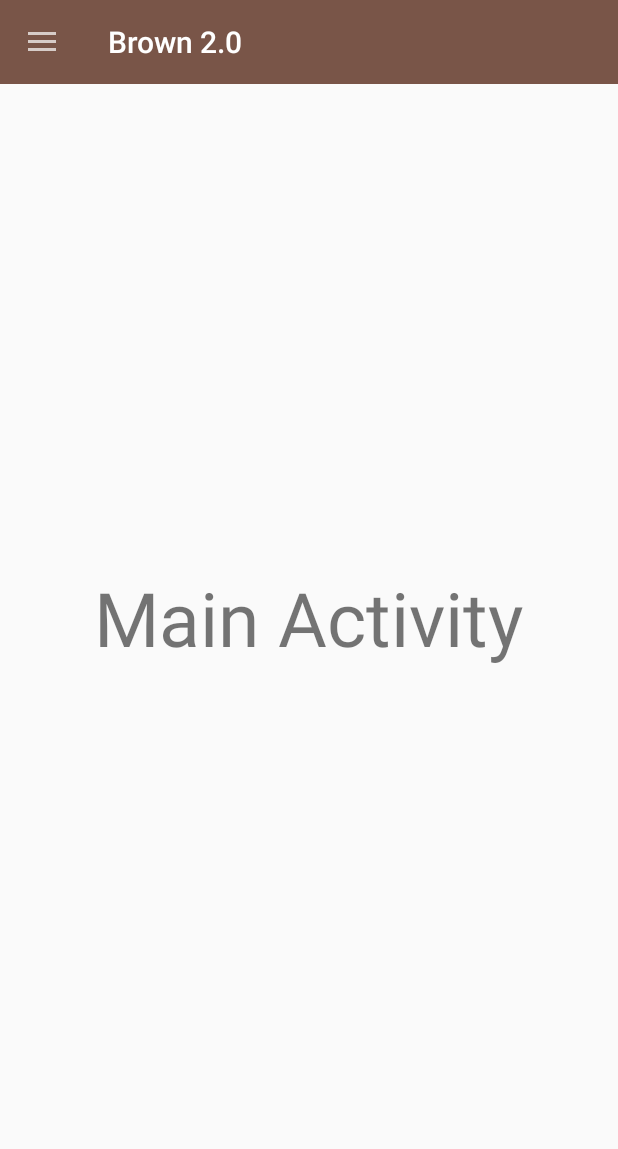
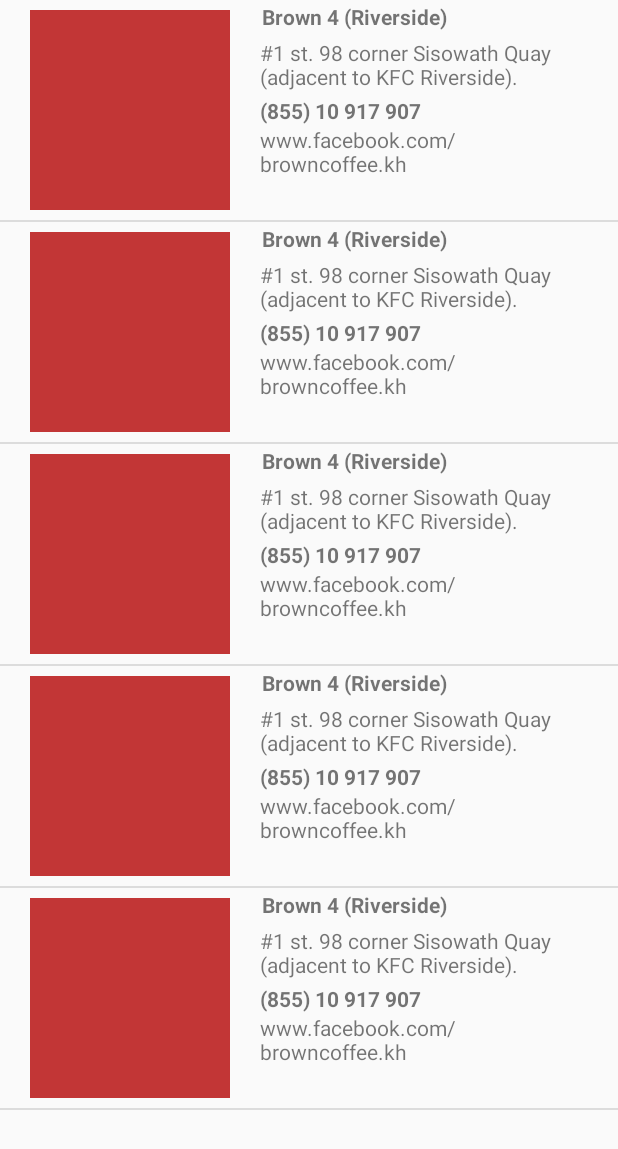
Before and after one commit to ChivoinLong/Brown, an Android app: the screen it shows after launch (MainActivity before the commit, f_store_list after it), on a phone screen of 412 x 824 dp. Shown: the top 1149 px of the screen. Run offline under Robolectric (Android 15) with nearby library versions, the phone set to English and light mode, and no system bars; our stand-ins replace Volley.

Commit message:
Completed Show StoreList.

```diff
--- a/app/build.gradle
+++ b/app/build.gradle
@@ -28,7 +28,7 @@ dependencies {
     compile 'com.android.support:design:25.3.0'
     compile 'com.android.support.constraint:constraint-layout:1.0.2'
     compile 'com.android.support:support-v4:25.3.0'
-    compile "com.android.support:recyclerview-v7:25.3.0"
+    compile 'com.android.support:recyclerview-v7:25.3.0'
     compile 'com.android.support:cardview-v7:25.3.0'
     compile 'com.mcxiaoke.volley:library:1.0.19'
     testCompile 'junit:junit:4.12'
--- a/app/src/main/AndroidManifest.xml
+++ b/app/src/main/AndroidManifest.xml
@@ -18,6 +18,9 @@
             </intent-filter>
         </activity>
         <activity android:name=".MenuActivity" />
+        <activity android:name=".StoreList.f_store_list" />
+        <activity android:name=".StoreList.f_store_list" />
+        <activity android:name=".MainShowDetailStore"></activity>
     </application>
 
 </manifest>
--- a/app/src/main/java/com/thesis/brown/brown/MainActivity.java
+++ b/app/src/main/java/com/thesis/brown/brown/MainActivity.java
@@ -11,6 +11,8 @@ import android.os.Bundle;
 import android.support.v7.widget.Toolbar;
 import android.view.MenuItem;
 import android.view.View;
+
+import com.thesis.brown.brown.StoreList.f_store_list;
 
 public class MainActivity extends AppCompatActivity implements NavigationView.OnNavigationItemSelectedListener {
 
@@ -44,6 +46,11 @@ public class MainActivity extends AppCompatActivity implements NavigationView.On
         };
         mDrawerLayout.setDrawerListener(mDrawerToggle);
         mDrawerToggle.syncState();
+
+
+        Intent i = new Intent(this, f_store_list.class);
+        startActivity(i);
+
     }
 
     @Override
--- /dev/null
+++ b/app/src/main/java/com/thesis/brown/brown/MainShowDetailStore.java
@@ -0,0 +1,29 @@
+package com.thesis.brown.brown;
+
+import android.support.v7.app.AppCompatActivity;
+import android.os.Bundle;
+import android.widget.Toast;
+
+import com.thesis.brown.brown.StoreList.ListStoreListModel;
+
+import org.json.JSONException;
+import org.json.JSONObject;
+
+public class MainShowDetailStore extends AppCompatActivity {
+
+    JSONObject data;
+
+    @Override
+    protected void onCreate(Bundle savedInstanceState) {
+        super.onCreate(savedInstanceState);
+        setContentView(R.layout.activity_main_show_detail_store);
+
+        try {
+            data = new JSONObject(getIntent().getStringExtra("data"));
+        } catch (JSONException e) {
+            e.printStackTrace();
+        }
+
+        Toast.makeText(this, String.valueOf(data), Toast.LENGTH_LONG).show();
+    }
+}
--- /dev/null
+++ b/app/src/main/java/com/thesis/brown/brown/StoreList/ListStoreListAdp.java
@@ -0,0 +1,64 @@
+package com.thesis.brown.brown.StoreList;
+
+import android.content.Context;
+import android.view.LayoutInflater;
+import android.view.View;
+import android.view.ViewGroup;
+import android.widget.ArrayAdapter;
+import android.widget.ImageView;
+import android.widget.TextView;
+
+import com.thesis.brown.brown.R;
+
+import java.util.ArrayList;
+
+/**
+ * Created by lolzzlolzz on 6/28/16.
+ */
+public class ListStoreListAdp extends ArrayAdapter<ListStoreListModel> {
+
+    Context context;
+    int resource;
+    LayoutInflater layoutInflater;
+
+    public ListStoreListAdp(Context _con, int _res, ArrayList<ListStoreListModel> listModels){
+
+        super(_con,_res,listModels);
+
+        context = _con;
+        resource = _res;
+        layoutInflater = (LayoutInflater)context.getSystemService(Context.LAYOUT_INFLATER_SERVICE);
+    }
+
+    @Override
+    public View getView(int position, View convertView, ViewGroup parent) {
+
+        ListStoreListHolder listStoreListHolder;
+
+        if (convertView == null){
+
+            convertView = layoutInflater.inflate(this.resource,null);
+            listStoreListHolder = new ListStoreListHolder();
+            listStoreListHolder.imgLocation = (ImageView) convertView.findViewById(R.id.imgLocationStoreList);
+            listStoreListHolder.txtTitle = (TextView)convertView.findViewById(R.id.txtTitleStoreList);
+            listStoreListHolder.txtRoad = (TextView)convertView.findViewById(R.id.txtRoadStoreList);
+            listStoreListHolder.txtPhone = (TextView)convertView.findViewById(R.id.txtPhoneStoreList);
+            listStoreListHolder.txtLink = (TextView)convertView.findViewById(R.id.txtLinkStoreList);
+            convertView.setTag(listStoreListHolder);
+
+        }
+        else {
+            listStoreListHolder = (ListStoreListHolder)convertView.getTag();
+        }
+
+        ListStoreListModel listStoreListModel = getItem(position);
+
+        listStoreListHolder.txtTitle.setText(listStoreListModel.getTitle());
+        listStoreListHolder.txtRoad.setText(listStoreListModel.getRoad());
+        listStoreListHolder.txtPhone.setText(listStoreListModel.getPhone());
+        listStoreListHolder.txtLink.setText(listStoreListModel.getLink());
+
+        return convertView;
+    }
+
+}
--- /dev/null
+++ b/app/src/main/java/com/thesis/brown/brown/StoreList/ListStoreListHolder.java
@@ -0,0 +1,14 @@
+package com.thesis.brown.brown.StoreList;
+
+import android.widget.ImageView;
+import android.widget.TextView;
+
+/**
+ * Created by lolzzlolzz on 6/28/16.
+ */
+public class ListStoreListHolder {
+
+    public TextView txtTitle, txtRoad, txtPhone, txtLink;
+    public ImageView imgLocation;
+
+}
--- /dev/null
+++ b/app/src/main/java/com/thesis/brown/brown/StoreList/ListStoreListModel.java
@@ -0,0 +1,44 @@
+package com.thesis.brown.brown.StoreList;
+
+import java.io.Serializable;
+
+/**
+ * Created by lolzzlolzz on 6/28/16.
+ */
+public class ListStoreListModel implements Serializable{
+
+    String title, road, phone, link, imgURL, openingTime;
+
+    public ListStoreListModel(String title, String road, String phone, String link, String imgURL, String openingTime) {
+        this.title = title;
+        this.road = road;
+        this.phone = phone;
+        this.link = link;
+        this.imgURL = imgURL;
+        this.openingTime = openingTime;
+    }
+
+    public String getTitle() {
+        return title;
+    }
+
+    public String getRoad() {
+        return road;
+    }
+
+    public String getPhone() {
+        return phone;
+    }
+
+    public String getLink() {
+        return link;
+    }
+
+    public String getImgURL() {
+        return imgURL;
+    }
+
+    public String getOpeningTime() {
+        return openingTime;
+    }
+}
--- /dev/null
+++ b/app/src/main/java/com/thesis/brown/brown/StoreList/f_store_list.java
@@ -0,0 +1,67 @@
+package com.thesis.brown.brown.StoreList;
+
+import android.content.Intent;
+import android.support.v7.app.AppCompatActivity;
+import android.os.Bundle;
+import android.view.View;
+import android.widget.AdapterView;
+import android.widget.ListView;
+
+import com.thesis.brown.brown.MainShowDetailStore;
+import com.thesis.brown.brown.R;
+
+import org.json.JSONException;
+import org.json.JSONObject;
+
+import java.io.Serializable;
+import java.util.ArrayList;
+
+public class f_store_list extends AppCompatActivity {
+
+    ListView lisStoreList;
+    ListStoreListAdp adp;
+    ArrayList<ListStoreListModel> models;
+
+    @Override
+    protected void onCreate(Bundle savedInstanceState) {
+        super.onCreate(savedInstanceState);
+        setContentView(R.layout.activity_f_store_list);
+
+        lisStoreList = (ListView)findViewById(R.id.lisStoreList);
+
+        getListData();
+        adp = new ListStoreListAdp(this, R.layout.lis_store_list, models);
+        lisStoreList.setAdapter(adp);
+
+        lisStoreList.setOnItemClickListener(new AdapterView.OnItemClickListener() {
+            @Override
+            public void onItemClick(AdapterView<?> adapterView, View view, int i, long l) {
+                Intent intent = new Intent(getBaseContext(), MainShowDetailStore.class);
+
+                JSONObject object = new JSONObject();
+                try {
+                    object.put("title", models.get(i).getTitle());
+                    object.put("road", models.get(i).getRoad());
+                    object.put("phone", models.get(i).getPhone());
+                    object.put("link", models.get(i).getLink());
+                    object.put("img", models.get(i).getImgURL());
+                    object.put("opening", models.get(i).getOpeningTime());
+                } catch (JSONException e) {
+                    e.printStackTrace();
+                }
+                intent.putExtra("data", String.valueOf(object));
+                startActivity(intent);
+            }
+        });
+    }
+
+    void getListData (){
+        models = new ArrayList<>();
+
+        models.add(new ListStoreListModel("Brown 4 (Riverside)", "#1 st. 98 corner Sisowath Quay (adjacent to KFC Riverside).", "(855) 10 917 907", "www.facebook.com/browncoffee.kh", "imgURL", "06:30 AM - 09:00 PM"));
+        models.add(new ListStoreListModel("Brown 4 (Riverside)", "#1 st. 98 corner Sisowath Quay (adjacent to KFC Riverside).", "(855) 10 917 907", "www.facebook.com/browncoffee.kh", "imgURL", "06:30 AM - 09:00 PM"));
+        models.add(new ListStoreListModel("Brown 4 (Riverside)", "#1 st. 98 corner Sisowath Quay (adjacent to KFC Riverside).", "(855) 10 917 907", "www.facebook.com/browncoffee.kh", "imgURL", "06:30 AM - 09:00 PM"));
+        models.add(new ListStoreListModel("Brown 4 (Riverside)", "#1 st. 98 corner Sisowath Quay (adjacent to KFC Riverside).", "(855) 10 917 907", "www.facebook.com/browncoffee.kh", "imgURL", "06:30 AM - 09:00 PM"));
+        models.add(new ListStoreListModel("Brown 4 (Riverside)", "#1 st. 98 corner Sisowath Quay (adjacent to KFC Riverside).", "(855) 10 917 907", "www.facebook.com/browncoffee.kh", "imgURL", "06:30 AM - 09:00 PM"));
+    }
+}
--- /dev/null
+++ b/app/src/main/res/layout/activity_f_store_list.xml
@@ -0,0 +1,17 @@
+<?xml version="1.0" encoding="utf-8"?>
+<android.support.constraint.ConstraintLayout xmlns:android="http://schemas.android.com/apk/res/android"
+    xmlns:app="http://schemas.android.com/apk/res-auto"
+    xmlns:tools="http://schemas.android.com/tools"
+    android:layout_width="match_parent"
+    android:layout_height="match_parent"
+    tools:context="com.thesis.brown.brown.StoreList.f_store_list">
+
+    <ListView
+        android:layout_width="match_parent"
+        android:layout_height="match_parent"
+        android:id="@+id/lisStoreList"
+        >
+
+    </ListView>
+
+</android.support.constraint.ConstraintLayout>
--- /dev/null
+++ b/app/src/main/res/layout/activity_main_show_detail_store.xml
@@ -0,0 +1,9 @@
+<?xml version="1.0" encoding="utf-8"?>
+<android.support.constraint.ConstraintLayout xmlns:android="http://schemas.android.com/apk/res/android"
+    xmlns:app="http://schemas.android.com/apk/res-auto"
+    xmlns:tools="http://schemas.android.com/tools"
+    android:layout_width="match_parent"
+    android:layout_height="match_parent"
+    tools:context="com.thesis.brown.brown.MainShowDetailStore">
+
+</android.support.constraint.ConstraintLayout>
--- /dev/null
+++ b/app/src/main/res/layout/lis_store_list.xml
@@ -0,0 +1,61 @@
+<?xml version="1.0" encoding="utf-8"?>
+<LinearLayout xmlns:android="http://schemas.android.com/apk/res/android"
+    android:layout_width="match_parent"
+    android:layout_height="wrap_content"
+    android:orientation="horizontal"
+    android:paddingLeft="20px"
+    >
+
+    <ImageView
+        android:layout_width="200px"
+        android:layout_height="200px"
+        android:layout_gravity="center"
+        android:layout_margin="10px"
+        android:id="@+id/imgLocationStoreList"
+        android:background="#c23636"
+        />
+
+    <LinearLayout
+        android:layout_width="match_parent"
+        android:layout_height="wrap_content"
+        android:orientation="vertical"
+        android:layout_marginLeft="20px"
+        android:layout_marginRight="20px"
+        >
+
+        <TextView
+            android:layout_width="match_parent"
+            android:layout_height="wrap_content"
+            android:text="Brown 4 (River Side)"
+            android:id="@+id/txtTitleStoreList"
+            android:textStyle="bold"
+            android:padding="2px"
+            />
+
+        <TextView
+            android:layout_width="match_parent"
+            android:layout_height="wrap_content"
+            android:text="Brown 4 (River Side)"
+            android:id="@+id/txtRoadStoreList"
+            android:layout_marginTop="5px"
+            android:layout_marginBottom="5px"
+            />
+
+        <TextView
+            android:layout_width="match_parent"
+            android:layout_height="wrap_content"
+            android:text="Brown 4 (River Side)"
+            android:id="@+id/txtPhoneStoreList"
+            android:textStyle="bold"
+            />
+
+        <TextView
+            android:layout_width="match_parent"
+            android:layout_height="wrap_content"
+            android:text="Brown 4 (River Side)"
+            android:id="@+id/txtLinkStoreList"
+            />
+
+    </LinearLayout>
+
+</LinearLayout>
--- /dev/null
+++ b/app/src/main/res/values-w820dp/dimens.xml
@@ -0,0 +1,6 @@
+<resources>
+    <!-- Example customization of dimensions originally defined in res/values/dimens.xml
+         (such as screen margins) for screens with more than 820dp of available width. This
+         would include 7" and 10" devices in landscape (~960dp and ~1280dp respectively). -->
+    <dimen name="activity_horizontal_margin">64dp</dimen>
+</resources>
--- /dev/null
+++ b/app/src/main/res/values/dimens.xml
@@ -0,0 +1,5 @@
+<resources>
+    <!-- Default screen margins, per the Android Design guidelines. -->
+    <dimen name="activity_horizontal_margin">16dp</dimen>
+    <dimen name="activity_vertical_margin">16dp</dimen>
+</resources>
--- a/build.gradle
+++ b/build.gradle
@@ -5,7 +5,7 @@ buildscript {
         jcenter()
     }
     dependencies {
-        classpath 'com.android.tools.build:gradle:2.3.0'
+        classpath 'com.android.tools.build:gradle:2.3.2'
 
         // NOTE: Do not place your application dependencies here; they belong
         // in the individual module build.gradle files
```
